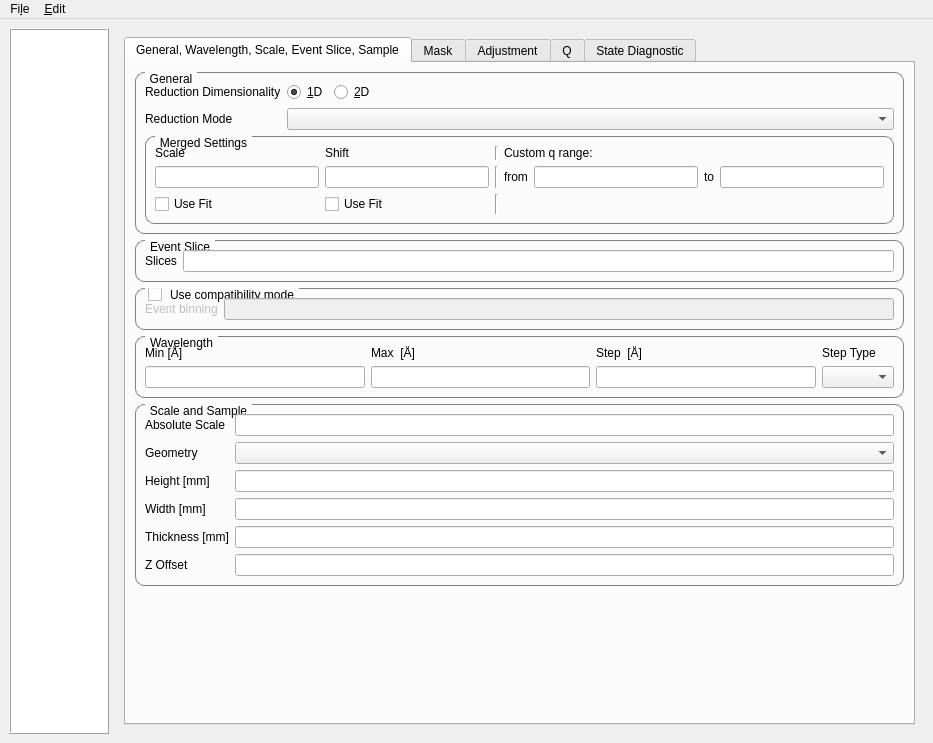
mantidproject/mantid, file scripts/Interface/ui/sans_isis/sans_data_processor_window.ui: the form before one commit.
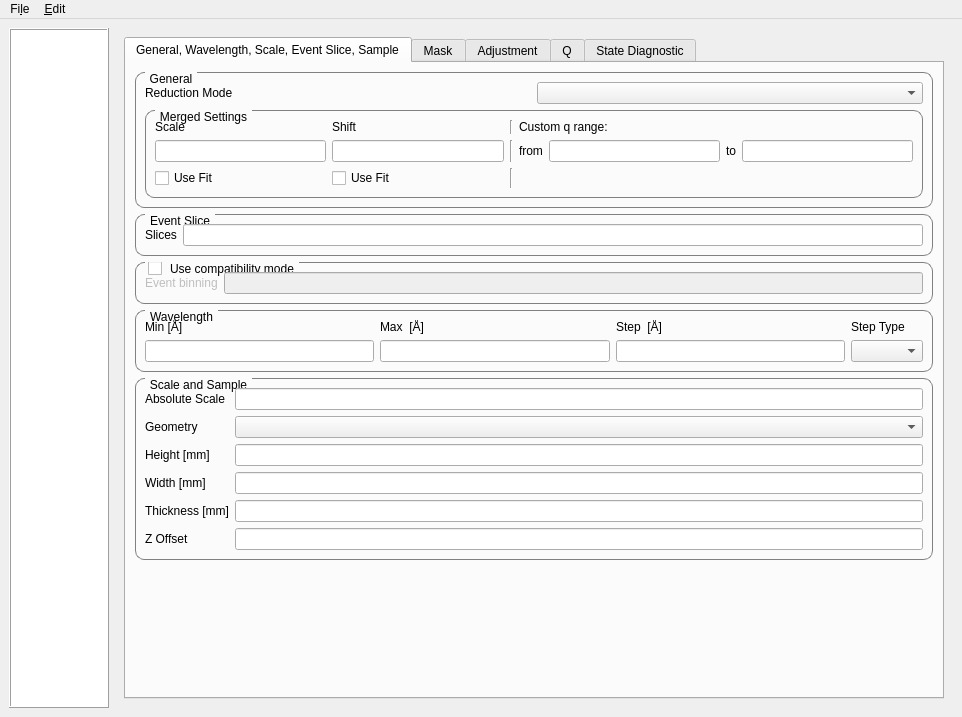
The form after the commit. The open tabs and pages were chosen to show the change. Custom widgets are drawn as their Qt base class.

Commit message: Refs #20268 Move dimensionality radio button

What changed in the file:
```diff
--- a/scripts/Interface/ui/sans_isis/sans_data_processor_window.ui
+++ b/scripts/Interface/ui/sans_isis/sans_data_processor_window.ui
@@ -6,7 +6,7 @@
    <rect>
     <x>0</x>
     <y>0</y>
-    <width>933</width>
+    <width>962</width>
     <height>699</height>
    </rect>
   </property>
@@ -138,8 +138,37 @@
              <layout class="QVBoxLayout" name="data_processor_widget_layout"/>
             </item>
             <item>
-             <layout class="QHBoxLayout" name="save_layout_2">
-              <item>
+             <layout class="QGridLayout" name="gridLayout_7">
+              <item row="0" column="2">
+               <widget class="QGroupBox" name="reduction_dimensionality_group_box">
+                <property name="maximumSize">
+                 <size>
+                  <width>16777215</width>
+                  <height>50</height>
+                 </size>
+                </property>
+                <property name="title">
+                 <string>Dimensionality</string>
+                </property>
+                <layout class="QHBoxLayout" name="horizontalLayout_8">
+                 <item>
+                  <widget class="QRadioButton" name="reduction_dimensionality_1D">
+                   <property name="text">
+                    <string>1D</string>
+                   </property>
+                  </widget>
+                 </item>
+                 <item>
+                  <widget class="QRadioButton" name="reduction_dimensionality_2D">
+                   <property name="text">
+                    <string>2D</string>
+                   </property>
+                  </widget>
+                 </item>
+                </layout>
+               </widget>
+              </item>
+              <item row="0" column="1">
                <spacer name="horizontalSpacer_2">
                 <property name="orientation">
                  <enum>Qt::Horizontal</enum>
@@ -331,47 +360,7 @@
                       <layout class="QVBoxLayout" name="general_vertical_layout">
                        <item>
                         <layout class="QGridLayout" name="general_grid">
-                         <item row="0" column="1">
-                          <layout class="QHBoxLayout" name="reduction_dimensioality_horizontal_layout">
-                           <item>
-                            <widget class="QRadioButton" name="reduction_dimensionality_1D">
-                             <property name="toolTip">
-                              <string>&lt;html&gt;&lt;head/&gt;&lt;body&gt;&lt;p&gt;The reduction dimensionality.&lt;/p&gt;&lt;/body&gt;&lt;/html&gt;</string>
-                             </property>
-                             <property name="text">
-                              <string>&amp;1D</string>
-                             </property>
-                             <property name="checked">
-                              <bool>true</bool>
-                             </property>
-                            </widget>
-                           </item>
-                           <item>
-                            <widget class="QRadioButton" name="reduction_dimensionality_2D">
-                             <property name="toolTip">
-                              <string>&lt;html&gt;&lt;head/&gt;&lt;body&gt;&lt;p&gt;The reduction dimensionality.&lt;/p&gt;&lt;/body&gt;&lt;/html&gt;</string>
-                             </property>
-                             <property name="text">
-                              <string>&amp;2D</string>
-                             </property>
-                            </widget>
-                           </item>
-                           <item>
-                            <spacer name="reduction_mode_spacer">
-                             <property name="orientation">
-                              <enum>Qt::Horizontal</enum>
-                             </property>
-                             <property name="sizeHint" stdset="0">
-                              <size>
-                               <width>40</width>
-                               <height>20</height>
-                              </size>
-                             </property>
-                            </spacer>
-                           </item>
-                          </layout>
-                         </item>
-                         <item row="1" column="0">
+                         <item row="0" column="0">
                           <widget class="QLabel" name="reduction_mode_label">
                            <property name="toolTip">
                             <string>&lt;html&gt;&lt;head/&gt;&lt;body&gt;&lt;p&gt;The reduction mode. This can be either of the banks of your instrument. In the case of two banks there is also the &lt;span style=&quot; font-style:italic;&quot;&gt;Merged&lt;/span&gt; and &lt;span style=&quot; font-style:italic;&quot;&gt;All&lt;/span&gt; mode. &lt;span style=&quot; font-style:italic;&quot;&gt;Merged&lt;/span&gt; mode stitches the reductions from two banks together. &lt;span style=&quot; font-style:italic;&quot;&gt;All&lt;/span&gt; mode reduces both banks.&lt;/p&gt;&lt;p&gt;Note that by default the entries are &lt;span style=&quot; font-style:italic;&quot;&gt;LAB&lt;/span&gt;, &lt;span style=&quot; font-style:italic;&quot;&gt;HAB&lt;/span&gt;, &lt;span style=&quot; font-style:italic;&quot;&gt;Merged&lt;/span&gt;, &lt;span style=&quot; font-style:italic;&quot;&gt;All&lt;/span&gt;. Once you have specifed data in the batch table, the entry names will be updated to reflect the naming of your instrument.&lt;/p&gt;&lt;/body&gt;&lt;/html&gt;</string>
@@ -381,17 +370,7 @@
                            </property>
                           </widget>
                          </item>
-                         <item row="0" column="0">
-                          <widget class="QLabel" name="reduction_dimensionality_label">
-                           <property name="toolTip">
-                            <string>&lt;html&gt;&lt;head/&gt;&lt;body&gt;&lt;p&gt;The reduction dimensionality.&lt;/p&gt;&lt;/body&gt;&lt;/html&gt;</string>
-                           </property>
-                           <property name="text">
-                            <string>Reduction Dimensionality</string>
-                           </property>
-                          </widget>
-                         </item>
-                         <item row="1" column="1">
+                         <item row="0" column="1">
                           <widget class="QComboBox" name="reduction_mode_combo_box">
                            <property name="toolTip">
                             <string>&lt;html&gt;&lt;head/&gt;&lt;body&gt;&lt;p&gt;The reduction mode. This can be either of the banks of your instrument. In the case of two banks there is also the &lt;span style=&quot; font-style:italic;&quot;&gt;Merged&lt;/span&gt; and &lt;span style=&quot; font-style:italic;&quot;&gt;All&lt;/span&gt; mode. &lt;span style=&quot; font-style:italic;&quot;&gt;Merged&lt;/span&gt; mode stitches the reductions from two banks together. &lt;span style=&quot; font-style:italic;&quot;&gt;All&lt;/span&gt; mode reduces both banks.&lt;/p&gt;&lt;p&gt;Note that by default the entries are &lt;span style=&quot; font-style:italic;&quot;&gt;LAB&lt;/span&gt;, &lt;span style=&quot; font-style:italic;&quot;&gt;HAB&lt;/span&gt;, &lt;span style=&quot; font-style:italic;&quot;&gt;Merged&lt;/span&gt;, &lt;span style=&quot; font-style:italic;&quot;&gt;All&lt;/span&gt;. Once you have specifed data in the batch table, the entry names will be updated to reflect the naming of your instrument.&lt;/p&gt;&lt;/body&gt;&lt;/html&gt;</string>
@@ -1889,7 +1868,7 @@
     <rect>
      <x>0</x>
      <y>0</y>
-     <width>933</width>
+     <width>962</width>
      <height>19</height>
     </rect>
    </property>
```
Left out of the diff: 2 changed lines with no effect on the pictures.
